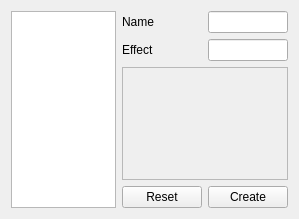
kevinortegren/zombieshroom, file RootTools/Treenity/UI/MaterialEditor.ui: the form before one commit.
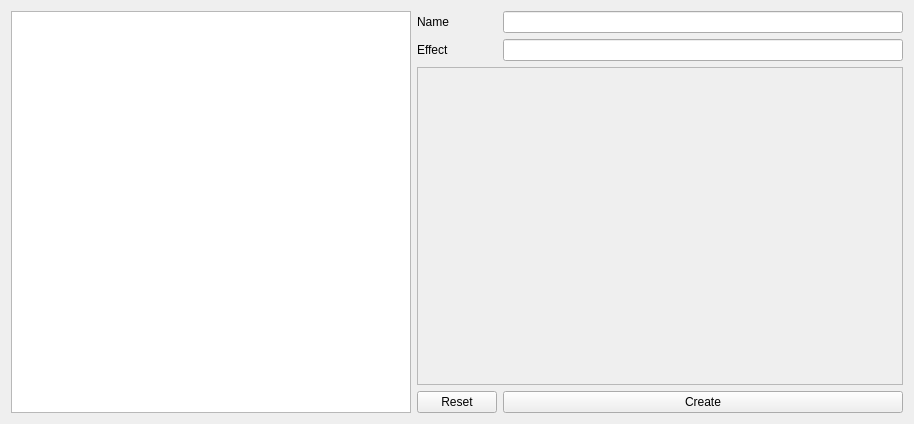
The form after the commit.

What changed in the file:
```diff
--- a/RootTools/Treenity/UI/MaterialEditor.ui
+++ b/RootTools/Treenity/UI/MaterialEditor.ui
@@ -6,8 +6,8 @@
    <rect>
     <x>0</x>
     <y>0</y>
-    <width>299</width>
-    <height>219</height>
+    <width>914</width>
+    <height>424</height>
    </rect>
   </property>
   <property name="windowTitle">
@@ -91,8 +91,8 @@
           <rect>
            <x>0</x>
            <y>0</y>
-           <width>154</width>
-           <height>118</height>
+           <width>483</width>
+           <height>323</height>
           </rect>
          </property>
         </widget>
```
